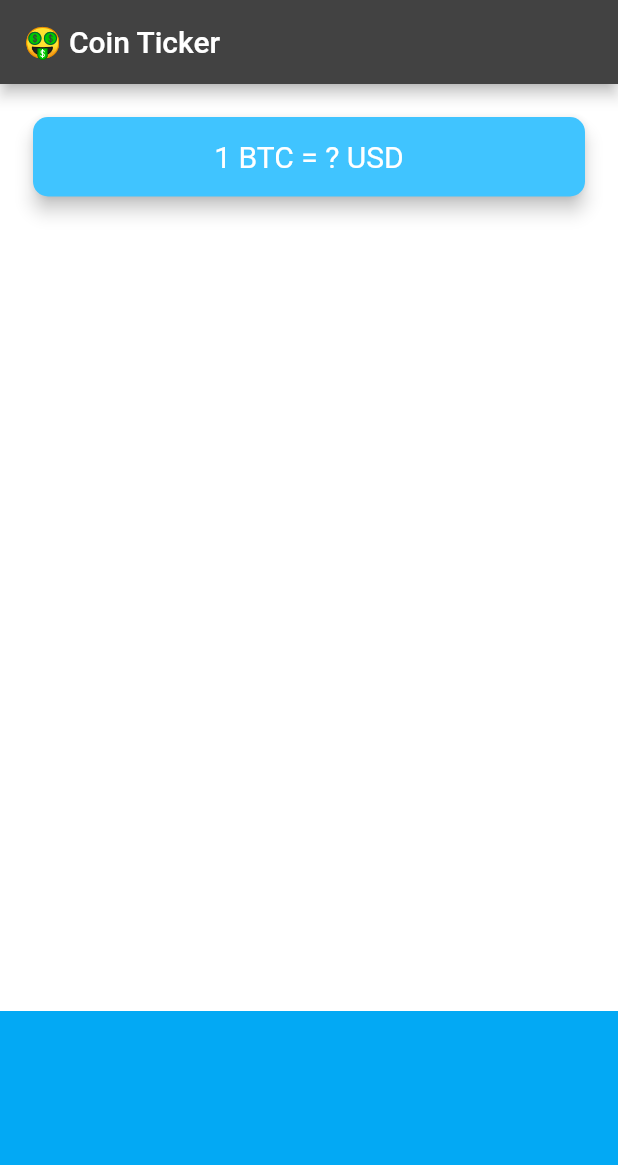
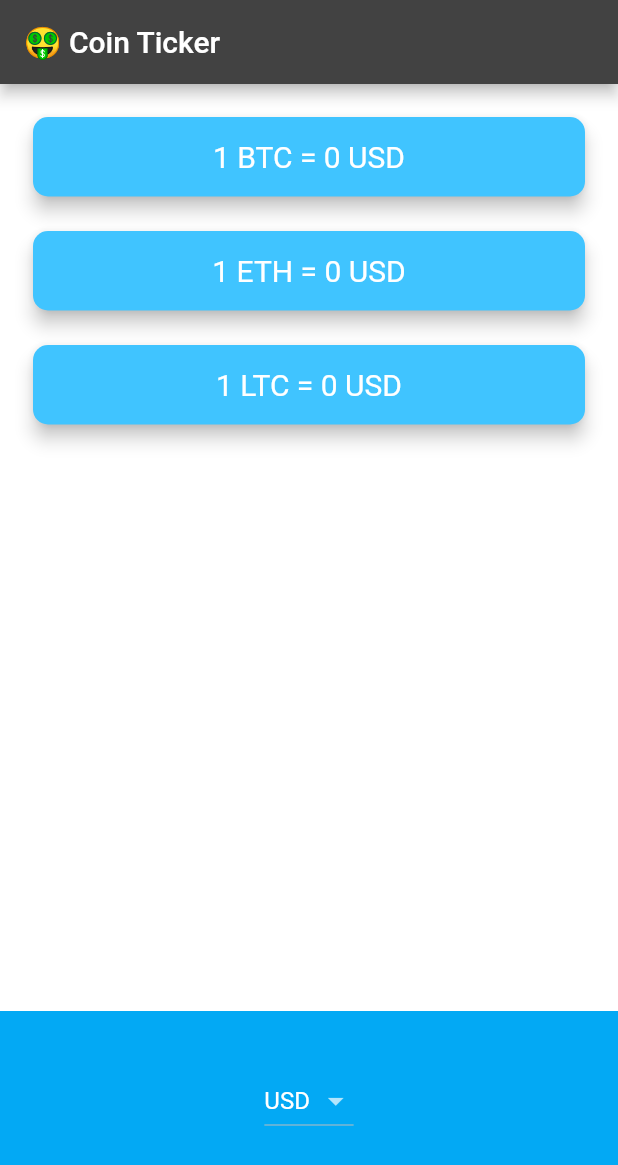
Before and after one commit to petarilievCS/Bitcoin-Tracker, a Flutter app: the screen it shows after launch, on a phone screen of 412 x 824 dp. Shown: the top 1165 px of the screen. Run offline on Flutter 3.47's test engine with Material 2 defaults, Android fonts, the phone set to English and light mode, and no system bars; network calls fail.

Commit message:
Final commit

```diff
--- a/lib/main.dart
+++ b/lib/main.dart
@@ -1,3 +1,5 @@
+// ignore_for_file: use_key_in_widget_constructors
+
 import 'package:flutter/material.dart';
 import 'price_screen.dart';
 
@@ -7,6 +9,7 @@ class MyApp extends StatelessWidget {
   @override
   Widget build(BuildContext context) {
     return MaterialApp(
+      debugShowCheckedModeBanner: false,
       theme: ThemeData.dark().copyWith(
           primaryColor: Colors.lightBlue,
           scaffoldBackgroundColor: Colors.white),
--- a/lib/price_screen.dart
+++ b/lib/price_screen.dart
@@ -1,4 +1,9 @@
+// ignore_for_file: prefer_const_constructors, library_private_types_in_public_api, use_key_in_widget_constructors, sort_child_properties_last, prefer_const_literals_to_create_immutables
+
+import 'package:flutter/cupertino.dart';
 import 'package:flutter/material.dart';
+import 'coin_data.dart';
+import 'dart:io' show Platform;
 
 class PriceScreen extends StatefulWidget {
   @override
@@ -6,6 +11,70 @@ class PriceScreen extends StatefulWidget {
 }
 
 class _PriceScreenState extends State<PriceScreen> {
+  String selectedCurrency = 'USD';
+  CoinData coinData = CoinData();
+  double currentPriceBTC = 0;
+  double currentPriceETH = 0;
+  double currentPriceLTC = 0;
+
+  DropdownButton<String> androidMenu() {
+    List<DropdownMenuItem<String>> menuItems = [];
+    for (int i = 0; i < currenciesList.length; i++) {
+      menuItems.add(
+        DropdownMenuItem(
+          child: Text(currenciesList[i]),
+          value: currenciesList[i],
+        ),
+      );
+    }
+    return DropdownButton<String>(
+      value: selectedCurrency,
+      items: menuItems,
+      onChanged: (value) {
+        setState(() {
+          selectedCurrency = value.toString();
+          updateUI();
+        });
+      },
+    );
+  }
+
+  CupertinoPicker iosPicker() {
+    List<Widget> cupertinoItems = [];
+    cupertinoItems = [];
+    for (int i = 0; i < currenciesList.length; i++) {
+      cupertinoItems.add(
+        Text(currenciesList[i]),
+      );
+    }
+    return CupertinoPicker(
+      onSelectedItemChanged: (index) {
+        selectedCurrency = currenciesList[index];
+        updateUI();
+      },
+      itemExtent: 32.0,
+      children: cupertinoItems,
+    );
+  }
+
+  void updateUI() async {
+    double rateBTC = await coinData.getCoinData(selectedCurrency, 'BTC');
+    double rateETH = await coinData.getCoinData(selectedCurrency, 'ETH');
+    double rateLTC = await coinData.getCoinData(selectedCurrency, 'LTC');
+
+    setState(() {
+      currentPriceBTC = rateBTC;
+      currentPriceETH = rateETH;
+      currentPriceLTC = rateLTC;
+    });
+  }
+
+  @override
+  void initState() {
+    super.initState();
+    updateUI();
+  }
+
   @override
   Widget build(BuildContext context) {
     return Scaffold(
@@ -18,16 +87,20 @@ class _PriceScreenState extends State<PriceScreen> {
         children: <Widget>[
           Padding(
             padding: EdgeInsets.fromLTRB(18.0, 18.0, 18.0, 0),
-            child: Card(
+            child: Column(
+              crossAxisAlignment: CrossAxisAlignment.stretch,
+              children: [
+                Card(
                   color: Colors.lightBlueAccent,
                   elevation: 5.0,
                   shape: RoundedRectangleBorder(
                     borderRadius: BorderRadius.circular(10.0),
                   ),
                   child: Padding(
-                padding: EdgeInsets.symmetric(vertical: 15.0, horizontal: 28.0),
+                    padding:
+                        EdgeInsets.symmetric(vertical: 15.0, horizontal: 28.0),
                     child: Text(
-                  '1 BTC = ? USD',
+                      '1 BTC = ${currentPriceBTC.toInt()} $selectedCurrency',
                       textAlign: TextAlign.center,
                       style: TextStyle(
                         fontSize: 20.0,
@@ -36,13 +109,59 @@ class _PriceScreenState extends State<PriceScreen> {
                     ),
                   ),
                 ),
+                SizedBox(
+                  height: 15.0,
+                ),
+                Card(
+                  color: Colors.lightBlueAccent,
+                  elevation: 5.0,
+                  shape: RoundedRectangleBorder(
+                    borderRadius: BorderRadius.circular(10.0),
+                  ),
+                  child: Padding(
+                    padding:
+                        EdgeInsets.symmetric(vertical: 15.0, horizontal: 28.0),
+                    child: Text(
+                      '1 ETH = ${currentPriceETH.toInt()} $selectedCurrency',
+                      textAlign: TextAlign.center,
+                      style: TextStyle(
+                        fontSize: 20.0,
+                        color: Colors.white,
+                      ),
+                    ),
+                  ),
+                ),
+                SizedBox(
+                  height: 15.0,
+                ),
+                Card(
+                  color: Colors.lightBlueAccent,
+                  elevation: 5.0,
+                  shape: RoundedRectangleBorder(
+                    borderRadius: BorderRadius.circular(10.0),
+                  ),
+                  child: Padding(
+                    padding:
+                        EdgeInsets.symmetric(vertical: 15.0, horizontal: 28.0),
+                    child: Text(
+                      '1 LTC = ${currentPriceLTC.toInt()} $selectedCurrency',
+                      textAlign: TextAlign.center,
+                      style: TextStyle(
+                        fontSize: 20.0,
+                        color: Colors.white,
+                      ),
+                    ),
+                  ),
+                ),
+              ],
+            ),
           ),
           Container(
             height: 150.0,
             alignment: Alignment.center,
             padding: EdgeInsets.only(bottom: 30.0),
             color: Colors.lightBlue,
-            child: null,
+            child: Platform.isIOS ? iosPicker() : androidMenu(),
           ),
         ],
       ),
--- a/pubspec.yaml
+++ b/pubspec.yaml
@@ -35,6 +35,7 @@ dependencies:
   # The following adds the Cupertino Icons font to your application.
   # Use with the CupertinoIcons class for iOS style icons.
   cupertino_icons: ^1.0.2
+  http: ^0.13.5
 
 dev_dependencies:
   flutter_test:
```
Also changed, not shown: lib/coin_data.dart (+14 -1 lines), pubspec.lock. Lines whose indentation alone changed are shown as unchanged.
